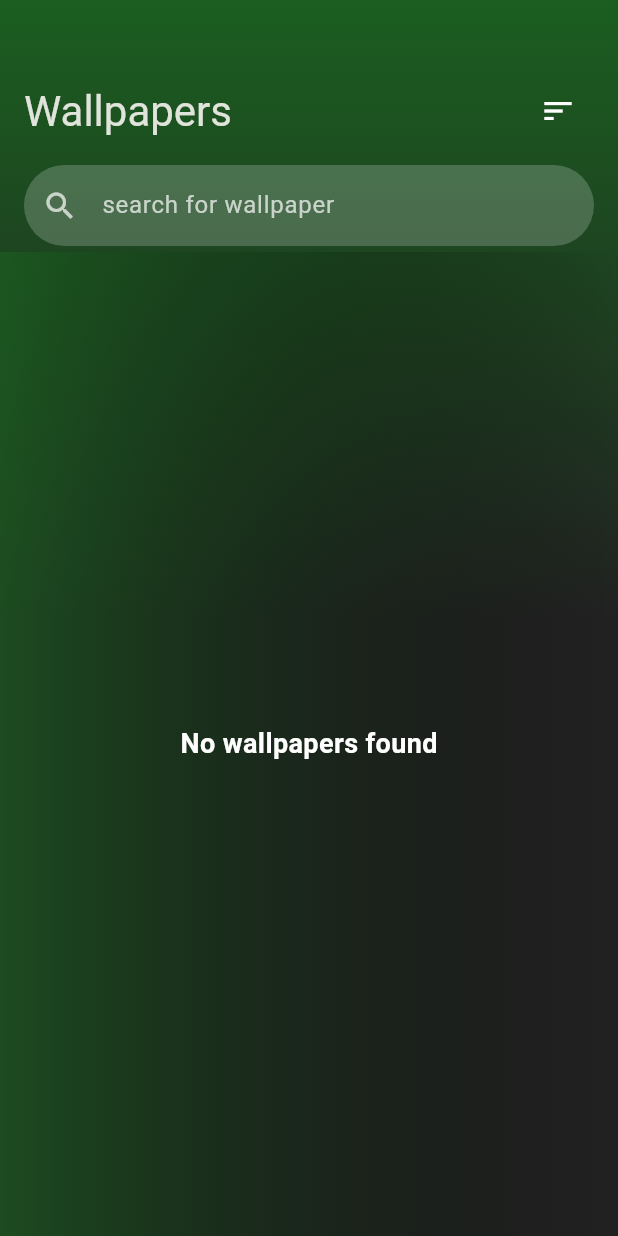
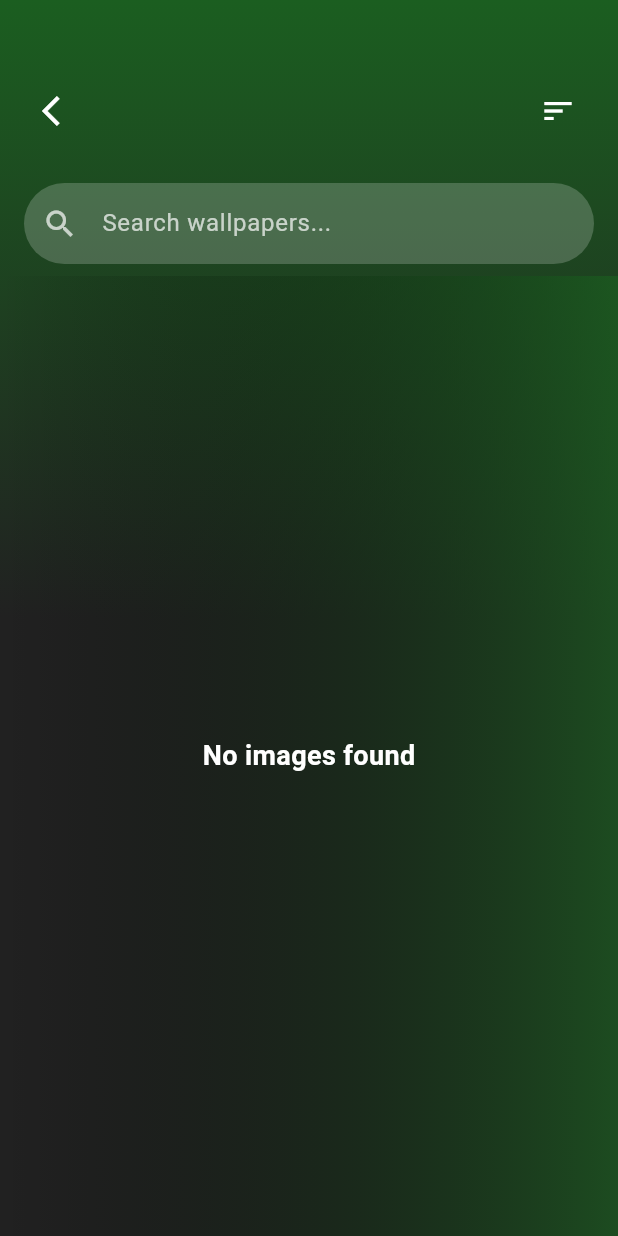
Before and after one commit to HuzaifaEjazDev/wallpapers, a Flutter app: the screen it shows after launch, on a phone screen of 412 x 824 dp. Run offline on Flutter 3.47's test engine with Material 3 defaults, Android fonts, the phone set to English and light mode, and no system bars; our stand-ins replace flutter_card_swiper; network calls fail.

Commit message:
Refactor: Implement pagination and remove service layer
Removes the `PixabayService` and `Wallpaper` model, integrating the API call directly into the `WallpapersScreen` widget. This change introduces pagination to dynamically load more wallpapers as the user swipes.

Key changes:
- **Pagination:** Implements `_loadWallpapers(loadMore: true)` to fetch and append new wallpapers. New images are loaded when the user gets within 3 cards of the end of the current list.
- **State Management:** Adds state variables like `_isLoadingMore`, `_hasMoreData`, `_currentPage`, and `_totalHits` to manage the loading process.
- **API Call:** The `http` call is now made directly within `WallpapersScreen`. The API query is refined to wrap the search term in quotes for more relevant results.
- **UI Updates:**
    - Adds a back button and a placeholder sort icon to the top bar.
    - Displays pagination status (e.g., "Page 2 / 25").
    - Shows a loading indicator overlay when fetching more wallpapers.
    - Updates loading indicators and "no images found" text for clarity.
- **Code Cleanup:** Deletes the now-unused `pixabay_service.dart` and `wallpaper.dart` files.

```diff
--- a/lib/models/wallpaper.dart
+++ /dev/null
@@ -1,28 +0,0 @@
-class Wallpaper {
-  final int id;
-  final String pageUrl;
-  final String imageUrl;
-  final int views;
-  final int downloads;
-  final int likes;
-
-  Wallpaper({
-    required this.id,
-    required this.pageUrl,
-    required this.imageUrl,
-    required this.views,
-    required this.downloads,
-    required this.likes,
-  });
-
-  factory Wallpaper.fromJson(Map<String, dynamic> json) {
-    return Wallpaper(
-      id: json['id'] as int,
-      pageUrl: json['pageURL'] as String,
-      imageUrl: json['largeImageURL'] as String,
-      views: json['views'] as int,
-      downloads: json['downloads'] as int,
-      likes: json['likes'] as int,
-    );
-  }
-}
--- a/lib/services/pixabay_service.dart
+++ /dev/null
@@ -1,33 +0,0 @@
-import 'dart:convert';
-import 'package:http/http.dart' as http;
-import '../models/wallpaper.dart';
-
-class PixabayService {
-  static const String _baseUrl = 'https://pixabay.com/api/';
-  final String _apiKey = '53072685-0770a12c564f2eb7a535baeb1'; // Your API key
-
-  Future<List<Wallpaper>> searchWallpapers(String query) async {
-    // Encode the query to handle special characters
-    final encodedQuery = Uri.encodeQueryComponent(query);
-    // Optimize for exact matching with specific parameters
-    final url = Uri.parse(
-        '$_baseUrl?&key=$_apiKey&q=$encodedQuery&image_type=photo&category=backgrounds&per_page=50&safesearch=true&order=relevant&min_width=1024&min_height=768&lang=en');
-
-    try {
-      final response = await http.get(url);
-
-      if (response.statusCode == 200) {
-        final data = json.decode(response.body);
-        final List hits = data['hits'];
-
-        // For exact matching, we want the most relevant results first
-        // Return all results without additional filtering to preserve exact matches
-        return hits.map((e) => Wallpaper.fromJson(e)).toList();
-      } else {
-        throw Exception('Failed to load wallpapers: ${response.statusCode}');
-      }
-    } catch (error) {
-      throw Exception('Failed to load wallpapers: $error');
-    }
-  }
-}
--- a/lib/views/wallpapers_screen.dart
+++ b/lib/views/wallpapers_screen.dart
@@ -1,7 +1,8 @@
 import 'package:flutter/material.dart';
 import 'package:flutter_card_swiper/flutter_card_swiper.dart';
-import 'package:wallpapers/models/wallpaper.dart';
-import 'package:wallpapers/services/pixabay_service.dart';
+// ignore: depend_on_referenced_packages
+import 'package:http/http.dart' as http;
+import 'dart:convert';
 
 class WallpapersScreen extends StatefulWidget {
   const WallpapersScreen({super.key});
@@ -11,18 +12,21 @@ class WallpapersScreen extends StatefulWidget {
 }
 
 class _WallpapersScreenState extends State<WallpapersScreen> {
-  late PixabayService _pixabayService;
-  List<Wallpaper> _wallpapers = [];
-  bool _isLoading = true;
+  List<dynamic> _wallpapers = [];
+  bool _isLoading = false;
+  bool _isLoadingMore = false;
+  bool _hasMoreData = true;
   String _searchQuery = 'wallpapers';
+  int _currentPage = 1;
+  int _currentIndex = 0;
+  int _totalHits = 0;
+  final int _perPage = 20;
   final TextEditingController _searchController = TextEditingController();
 
   @override
   void initState() {
     super.initState();
-    _pixabayService = PixabayService();
-    _searchController.text = ''; // Empty text when app starts
-    _searchQuery = 'wallpapers'; // Default query for initial search
+    _searchController.text = '';
     _loadWallpapers();
   }
 
@@ -32,22 +36,73 @@ class _WallpapersScreenState extends State<WallpapersScreen> {
     super.dispose();
   }
 
-  Future<void> _loadWallpapers() async {
+  Future<void> _loadWallpapers({bool loadMore = false}) async {
+    if (loadMore && (_isLoading || _isLoadingMore || !_hasMoreData)) return;
+
     setState(() {
+      if (loadMore) {
+        _isLoadingMore = true;
+      } else {
         _isLoading = true;
+        _currentPage = 1; // Reset to first page for new searches
+        _wallpapers = [];
+        _hasMoreData = true;
+        _totalHits = 0;
+      }
     });
 
     try {
-      final wallpapers = await _pixabayService.searchWallpapers(_searchQuery);
+      // Add double quotes around the query
+      final quotedQuery = '"$_searchQuery"';
+      final encodedQuery = Uri.encodeQueryComponent(quotedQuery);
+      final url = Uri.parse(
+          'https://pixabay.com/api/?key=53072685-0770a12c564f2eb7a535baeb1&q="$encodedQuery"&image_type=photo&category=backgrounds&per_page=$_perPage&page=$_currentPage&safesearch=true&order=relevant&min_width=1024&min_height=768&lang=en');
+
+      final response = await http.get(url);
+
+      if (response.statusCode == 200) {
+        final data = json.decode(response.body);
+        final List hits = data['hits'];
+        final int totalHits = data['totalHits'] ?? 0;
+
         setState(() {
-        _wallpapers = wallpapers;
+          if (loadMore) {
+            _wallpapers.addAll(hits);
+            _isLoadingMore = false;
+            // Check if we've reached the end of available data
+            // The API limits to 500 total hits per query, so we check against that
+            if (hits.isEmpty || _wallpapers.length >= totalHits || _wallpapers.length >= 500) {
+              _hasMoreData = false;
+            }
+          } else {
+            _wallpapers = hits;
+            _totalHits = totalHits;
             _isLoading = false;
+            _hasMoreData = hits.isNotEmpty && hits.length >= _perPage && _wallpapers.length < 500 && _wallpapers.length < totalHits;
+          }
+          // Increment page number AFTER loading data
+          _currentPage++;
         });
+      } else {
+        setState(() {
+          if (loadMore) {
+            _isLoadingMore = false;
+          } else {
+            _isLoading = false;
+          }
+        });
+        ScaffoldMessenger.of(context).showSnackBar(
+          SnackBar(content: Text('Failed to load wallpapers: ${response.statusCode}')),
+        );
+      }
     } catch (error) {
       setState(() {
+        if (loadMore) {
+          _isLoadingMore = false;
+        } else {
           _isLoading = false;
+        }
       });
-      // Show error message
       ScaffoldMessenger.of(context).showSnackBar(
         SnackBar(content: Text('Failed to load wallpapers: $error')),
       );
@@ -56,19 +111,25 @@ class _WallpapersScreenState extends State<WallpapersScreen> {
 
   Future<void> _performSearch() async {
     setState(() {
-      // Use the exact user input for personalized search
       final userInput = _searchController.text.trim();
-
-      // For empty input, use default query
-      if (userInput.isEmpty) {
-        _searchQuery = 'wallpapers';
-      } else {
-        // For specific searches, combine user input with "wallpapers" for better context
-        // This creates a more efficient query as requested
-        _searchQuery = '$userInput wallpapers';
-      }
+      // Use only the user input for search (no default prompt added)
+      _searchQuery = userInput.isEmpty ? 'wallpapers' : userInput;
     });
     _loadWallpapers();
+  }
+
+  void _checkForPagination(int? currentIndex) {
+    // Update current index for pagination display
+    if (currentIndex != null) {
+      setState(() {
+        _currentIndex = currentIndex;
+      });
+
+      // Load more images when we reach the 17th image out of 20
+      if (_wallpapers.length - currentIndex <= 3 && _hasMoreData && !_isLoadingMore) {
+        _loadWallpapers(loadMore: true);
+      }
+    }
   }
 
   @override
@@ -81,18 +142,27 @@ class _WallpapersScreenState extends State<WallpapersScreen> {
             end: Alignment.center,
             colors: [
               Colors.green.shade900, // Dark green for top half
-              Colors.grey.shade900, // Dark grey for bottom half
+              Colors.grey.shade900,  // Dark grey for bottom half
             ],
           ),
         ),
         child: Column(
           children: [
+            // Top row with back icon and filter sort icon
             Container(
-              padding: const EdgeInsets.only(top: 50, left: 16, right: 16, bottom: 8), // Reduced bottom padding
+              padding: const EdgeInsets.only(top: 50, left: 16, right: 16, bottom: 16),
               child: Row(
                 mainAxisAlignment: MainAxisAlignment.spaceBetween,
                 children: [
-                  Text('Wallpapers', style: Theme.of(context).textTheme.headlineMedium),
+                  // iOS back icon at leading position
+                  IconButton(
+                    icon: const Icon(Icons.arrow_back_ios, color: Colors.white),
+                    onPressed: () {
+                      // Back functionality
+                      Navigator.maybePop(context);
+                    },
+                  ),
+                  // Filter sort icon at trailing position
                   IconButton(
                     icon: const Icon(Icons.sort, color: Colors.white),
                     onPressed: () {
@@ -104,7 +174,7 @@ class _WallpapersScreenState extends State<WallpapersScreen> {
             ),
             // Search bar with rounded corners
             Container(
-              margin: const EdgeInsets.symmetric(horizontal: 16, vertical: 4), // Reduced vertical margin
+              margin: const EdgeInsets.symmetric(horizontal: 16, vertical: 8),
               decoration: BoxDecoration(
                 color: Colors.white.withOpacity(0.2),
                 borderRadius: BorderRadius.circular(30),
@@ -113,7 +183,7 @@ class _WallpapersScreenState extends State<WallpapersScreen> {
                 controller: _searchController,
                 style: const TextStyle(color: Colors.white),
                 decoration: const InputDecoration(
-                  hintText: 'search for wallpaper',
+                  hintText: 'Search wallpapers...',
                   hintStyle: TextStyle(color: Colors.white70),
                   border: InputBorder.none,
                   prefixIcon: Icon(Icons.search, color: Colors.white70),
@@ -130,12 +200,12 @@ class _WallpapersScreenState extends State<WallpapersScreen> {
                     begin: Alignment.centerRight,
                     end: Alignment.centerLeft,
                     colors: [
-                      Colors.transparent, // Transparent on left side
                       Colors.green.shade900.withOpacity(0.7), // Dark green on right side
+                      Colors.transparent,    // Transparent on left side
                     ],
                   ),
                 ),
-                child: _isLoading
+                child: _isLoading && _wallpapers.isEmpty
                     ? const Center(
                         child: CircularProgressIndicator(
                           color: Colors.white,
@@ -144,7 +214,7 @@ class _WallpapersScreenState extends State<WallpapersScreen> {
                     : _wallpapers.isEmpty
                         ? const Center(
                             child: Text(
-                              'No wallpapers found',
+                              'No images found',
                               style: TextStyle(
                                 fontSize: 18,
                                 fontWeight: FontWeight.bold,
@@ -152,9 +222,16 @@ class _WallpapersScreenState extends State<WallpapersScreen> {
                               ),
                             ),
                           )
-                        : CardSwiper(
+                        : Stack(
+                            children: [
+                              Column(
+                                children: [
+                                  Expanded(
+                                    child: CardSwiper(
                                       cardsCount: _wallpapers.length,
                                       onSwipe: (previousIndex, currentIndex, direction) {
+                                        // Check if we need to load more images
+                                        _checkForPagination(currentIndex);
                                         // Handle swipe events if needed
                                         return true;
                                       },
@@ -167,7 +244,7 @@ class _WallpapersScreenState extends State<WallpapersScreen> {
                                         final wallpaper = _wallpapers[index];
                                         return Center(
                                           child: Container(
-                                  height: MediaQuery.of(context).size.height * 0.6, // Reduced height
+                                            height: MediaQuery.of(context).size.height * 0.6,
                                             width: MediaQuery.of(context).size.width * 0.8,
                                             decoration: BoxDecoration(
                                               borderRadius: BorderRadius.circular(16),
@@ -182,17 +259,22 @@ class _WallpapersScreenState extends State<WallpapersScreen> {
                                             child: ClipRRect(
                                               borderRadius: BorderRadius.circular(16),
                                               child: Image.network(
-                                      wallpaper.imageUrl,
+                                                wallpaper['largeImageURL'],
                                                 fit: BoxFit.cover,
                                                 loadingBuilder: (context, child, loadingProgress) {
+                                                  // Show a subtle loading indicator only
                                                   if (loadingProgress == null) return child;
-                                        return Center(
+                                                  return Container(
+                                                    color: Colors.grey[800],
+                                                    child: Center(
                                                       child: CircularProgressIndicator(
                                                         value: loadingProgress.expectedTotalBytes != null
                                                             ? loadingProgress.cumulativeBytesLoaded /
                                                                 loadingProgress.expectedTotalBytes!
                                                             : null,
-                                            color: Colors.white,
+                                                        color: Colors.white38,
+                                                        strokeWidth: 2,
+                                                      ),
                                                     ),
                                                   );
                                                 },
@@ -215,6 +297,34 @@ class _WallpapersScreenState extends State<WallpapersScreen> {
                                       },
                                     ),
                                   ),
+                                  // Pagination numbers display - showing page/total pages
+                                  Container(
+                                    padding: const EdgeInsets.symmetric(vertical: 16),
+                                    child: Text(
+                                      'Page $_currentPage / ${(_totalHits > 0 ? ((_totalHits - 1) ~/ _perPage) + 1 : 1)}',
+                                      style: const TextStyle(
+                                        color: Colors.white,
+                                        fontSize: 16,
+                                        fontWeight: FontWeight.bold,
+                                      ),
+                                    ),
+                                  ),
+                                ],
+                              ),
+                              // Show loading indicator overlay when loading more
+                              if (_isLoadingMore)
+                                Container(
+                                  color: Colors.black.withOpacity(0.3),
+                                  child: const Center(
+                                    child: CircularProgressIndicator(
+                                      color: Colors.white,
+                                      strokeWidth: 3,
+                                    ),
+                                  ),
+                                ),
+                            ],
+                          ),
+              ),
             ),
           ],
         ),
--- a/pubspec.yaml
+++ b/pubspec.yaml
@@ -34,8 +34,8 @@ dependencies:
   # The following adds the Cupertino Icons font to your application.
   # Use with the CupertinoIcons class for iOS style icons.
   cupertino_icons: ^1.0.8
+  flutter_card_swiper: ^7.2.0
   http: ^1.2.0
-  flutter_card_swiper: ^7.2.0
 
 dev_dependencies:
   flutter_test:
```
Lines whose indentation alone changed are shown as unchanged.
